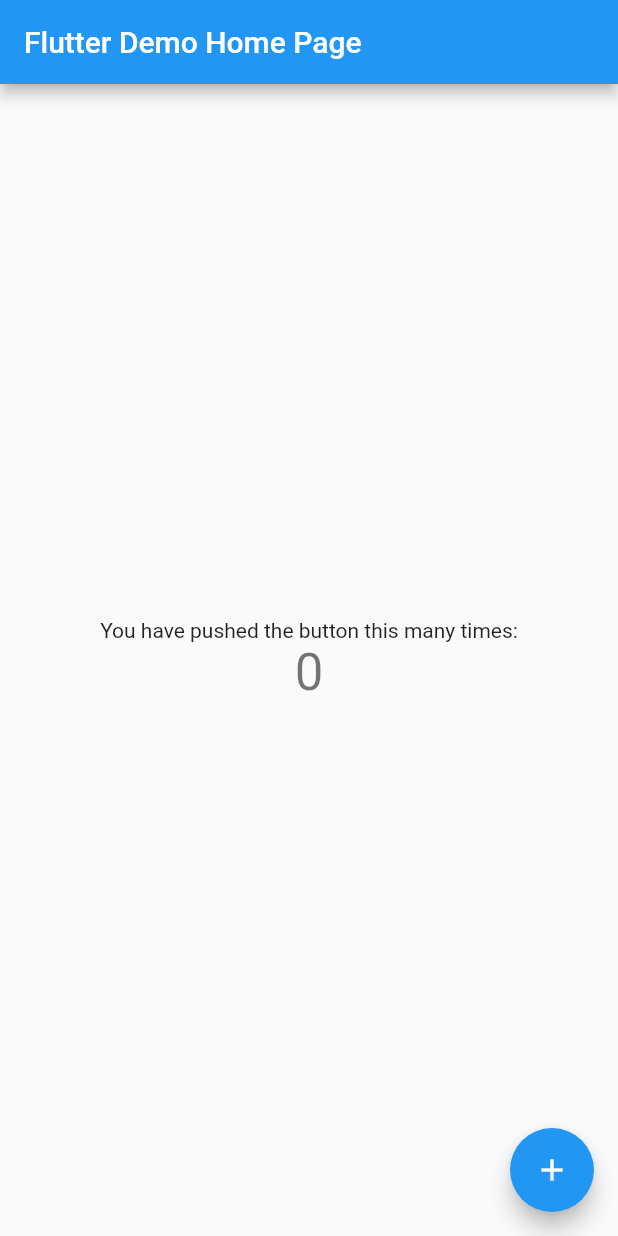
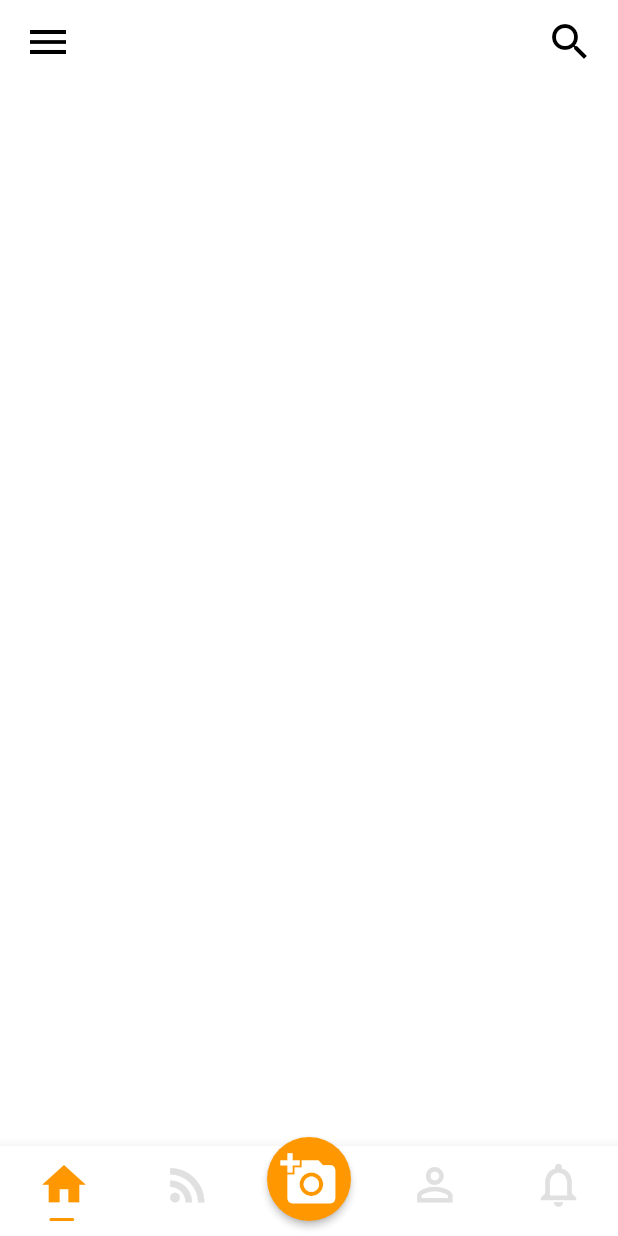
Before and after one commit to chrisoftech/fashion-link, a Flutter app: the screen it shows after launch, on a phone screen of 412 x 824 dp. Run offline on Flutter 3.47's test engine with Material 2 defaults, Android fonts, the phone set to English and light mode, and no system bars.

Commit message:
Created basic app-folder structure, Designed home-page bottom-bar widget

```diff
--- a/lib/main.dart
+++ b/lib/main.dart
@@ -1,111 +1,18 @@
+import 'package:fashion_link/modules/modules.dart';
 import 'package:flutter/material.dart';
 
 void main() => runApp(MyApp());
 
 class MyApp extends StatelessWidget {
-  // This widget is the root of your application.
   @override
   Widget build(BuildContext context) {
     return MaterialApp(
-      title: 'Flutter Demo',
+      title: 'Fashion Link',
       theme: ThemeData(
-        // This is the theme of your application.
-        //
-        // Try running your application with "flutter run". You'll see the
-        // application has a blue toolbar. Then, without quitting the app, try
-        // changing the primarySwatch below to Colors.green and then invoke
-        // "hot reload" (press "r" in the console where you ran "flutter run",
-        // or simply save your changes to "hot reload" in a Flutter IDE).
-        // Notice that the counter didn't reset back to zero; the application
-        // is not restarted.
-        primarySwatch: Colors.blue,
+        primarySwatch: Colors.indigo,
+        accentColor: Colors.orange,
       ),
-      home: MyHomePage(title: 'Flutter Demo Home Page'),
+      home: HomePage(),
     );
   }
 }
-
-class MyHomePage extends StatefulWidget {
-  MyHomePage({Key key, this.title}) : super(key: key);
-
-  // This widget is the home page of your application. It is stateful, meaning
-  // that it has a State object (defined below) that contains fields that affect
-  // how it looks.
-
-  // This class is the configuration for the state. It holds the values (in this
-  // case the title) provided by the parent (in this case the App widget) and
-  // used by the build method of the State. Fields in a Widget subclass are
-  // always marked "final".
-
-  final String title;
-
-  @override
-  _MyHomePageState createState() => _MyHomePageState();
-}
-
-class _MyHomePageState extends State<MyHomePage> {
-  int _counter = 0;
-
-  void _incrementCounter() {
-    setState(() {
-      // This call to setState tells the Flutter framework that something has
-      // changed in this State, which causes it to rerun the build method below
-      // so that the display can reflect the updated values. If we changed
-      // _counter without calling setState(), then the build method would not be
-      // called again, and so nothing would appear to happen.
-      _counter++;
-    });
-  }
-
-  @override
-  Widget build(BuildContext context) {
-    // This method is rerun every time setState is called, for instance as done
-    // by the _incrementCounter method above.
-    //
-    // The Flutter framework has been optimized to make rerunning build methods
-    // fast, so that you can just rebuild anything that needs updating rather
-    // than having to individually change instances of widgets.
-    return Scaffold(
-      appBar: AppBar(
-        // Here we take the value from the MyHomePage object that was created by
-        // the App.build method, and use it to set our appbar title.
-        title: Text(widget.title),
-      ),
-      body: Center(
-        // Center is a layout widget. It takes a single child and positions it
-        // in the middle of the parent.
-        child: Column(
-          // Column is also layout widget. It takes a list of children and
-          // arranges them vertically. By default, it sizes itself to fit its
-          // children horizontally, and tries to be as tall as its parent.
-          //
-          // Invoke "debug painting" (press "p" in the console, choose the
-          // "Toggle Debug Paint" action from the Flutter Inspector in Android
-          // Studio, or the "Toggle Debug Paint" command in Visual Studio Code)
-          // to see the wireframe for each widget.
-          //
-          // Column has various properties to control how it sizes itself and
-          // how it positions its children. Here we use mainAxisAlignment to
-          // center the children vertically; the main axis here is the vertical
-          // axis because Columns are vertical (the cross axis would be
-          // horizontal).
-          mainAxisAlignment: MainAxisAlignment.center,
-          children: <Widget>[
-            Text(
-              'You have pushed the button this many times:',
-            ),
-            Text(
-              '$_counter',
-              style: Theme.of(context).textTheme.display1,
-            ),
-          ],
-        ),
-      ),
-      floatingActionButton: FloatingActionButton(
-        onPressed: _incrementCounter,
-        tooltip: 'Increment',
-        child: Icon(Icons.add),
-      ), // This trailing comma makes auto-formatting nicer for build methods.
-    );
-  }
-}
--- /dev/null
+++ b/lib/modules/general/home_page.dart
@@ -0,0 +1,44 @@
+import 'package:fashion_link/widgets/widgets.dart';
+import 'package:flutter/material.dart';
+
+class HomePage extends StatelessWidget {
+  Widget _buildRecommendedPages({@required BoxConstraints constraints}) {
+    final double height = constraints.maxHeight * 0.55;
+
+    return Container();
+  }
+
+  @override
+  Widget build(BuildContext context) {
+    final double _deviceHeight = MediaQuery.of(context).size.height;
+    final double _deviceWidth = MediaQuery.of(context).size.width;
+
+    return Scaffold(
+      backgroundColor: Colors.white,
+      appBar: AppBar(
+        elevation: 0.0,
+        backgroundColor: Colors.white,
+        title: Row(
+          mainAxisAlignment: MainAxisAlignment.spaceBetween,
+          crossAxisAlignment: CrossAxisAlignment.center,
+          children: <Widget>[
+            Icon(
+              Icons.menu,
+              color: Colors.black,
+              size: 32.0,
+            ),
+            Icon(
+              Icons.search,
+              color: Colors.black,
+              size: 32.0,
+            ),
+          ],
+        ),
+      ),
+      bottomNavigationBar: BottomBar(
+        onChangeActiveTab: (int index) {},
+      ),
+      body: Container(),
+    );
+  }
+}
--- /dev/null
+++ b/lib/modules/modules.dart
@@ -0,0 +1 @@
+export 'general/home_page.dart';
--- /dev/null
+++ b/lib/widgets/general/bottom_bar.dart
@@ -0,0 +1,136 @@
+import 'package:flutter/material.dart';
+
+class BottomBar extends StatefulWidget {
+  final Function(int index) onChangeActiveTab;
+  final int activeIndex;
+
+  const BottomBar(
+      {Key key, @required this.onChangeActiveTab, this.activeIndex = 0})
+      : super(key: key);
+
+  @override
+  _BottomBarState createState() => _BottomBarState();
+}
+
+class _BottomBarState extends State<BottomBar> {
+  int _activeIndex;
+  Function(int index) get _onChangeActiveTab => widget.onChangeActiveTab;
+
+  @override
+  void initState() {
+    _activeIndex = widget.activeIndex;
+    super.initState();
+  }
+
+  Color _getItemColor({@required int index}) {
+    return index == _activeIndex
+        ? Theme.of(context).accentColor
+        : Colors.grey[300];
+  }
+
+  Widget _buildBottomTabItem({@required IconData icon, @required int index}) {
+    final double itemWidth = MediaQuery.of(context).size.width / 5;
+    final double iconSize = 35.0;
+
+    return Container(
+      width: itemWidth,
+      child: Column(
+        mainAxisAlignment: MainAxisAlignment.start,
+        crossAxisAlignment: CrossAxisAlignment.center,
+        children: <Widget>[
+          IconButton(
+            icon: Icon(
+              icon,
+              size: iconSize,
+              color: _getItemColor(index: index),
+            ),
+            onPressed: () {
+              if (index != _activeIndex) {
+                setState(() {
+                  _activeIndex = index;
+                  _onChangeActiveTab(index);
+                });
+              }
+            },
+          ),
+          Visibility(
+            visible: index == _activeIndex,
+            child: Container(
+              height: 2.0,
+              width: itemWidth / 5,
+              alignment: Alignment.center,
+              decoration: BoxDecoration(
+                color: Theme.of(context).accentColor,
+                borderRadius: BorderRadius.circular(10.0),
+              ),
+            ),
+          )
+        ],
+      ),
+    );
+  }
+
+  @override
+  Widget build(BuildContext context) {
+    return Container(
+      height: 70.0,
+      child: Stack(
+        children: <Widget>[
+          Positioned(
+            bottom: 0.0,
+            child: BottomAppBar(
+              child: Container(
+                height: 60.0,
+                width: MediaQuery.of(context).size.width,
+                child: Row(
+                  mainAxisAlignment: MainAxisAlignment.spaceBetween,
+                  children: <Widget>[
+                    _buildBottomTabItem(
+                      icon: Icons.home,
+                      index: 0,
+                    ),
+                    _buildBottomTabItem(
+                      icon: Icons.rss_feed,
+                      index: 1,
+                    ),
+                    Container(
+                      width: MediaQuery.of(context).size.width /
+                          5, // create space for FAB
+                    ),
+                    _buildBottomTabItem(
+                      icon: Icons.person_outline,
+                      index: 2,
+                    ),
+                    _buildBottomTabItem(
+                      icon: Icons.notifications_none,
+                      index: 3,
+                    ),
+                  ],
+                ),
+              ),
+            ),
+          ),
+          Positioned(
+            bottom: 10.0,
+            width: MediaQuery.of(context).size.width,
+            child: Container(
+              alignment: Alignment.center,
+              child: FloatingActionButton(
+                heroTag: 'home-FAB',
+                elevation: 2.0,
+                highlightElevation: 5.0,
+                backgroundColor: Theme.of(context).accentColor,
+                child: Icon(
+                  Icons.add_a_photo,
+                  size: 38.0,
+                  color: Colors.white,
+                ),
+                onPressed: () {},
+              ),
+            ),
+          )
+        ],
+      ),
+    );
+  }
+}
--- /dev/null
+++ b/lib/widgets/widgets.dart
@@ -0,0 +1 @@
+export 'general/bottom_bar.dart';
```
